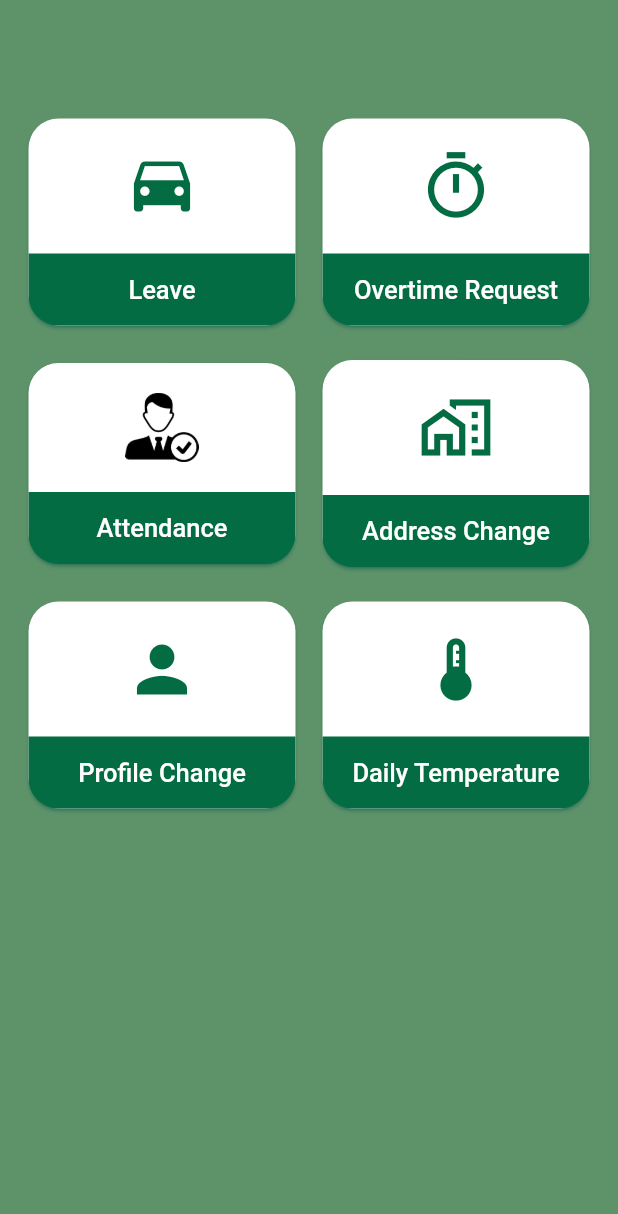
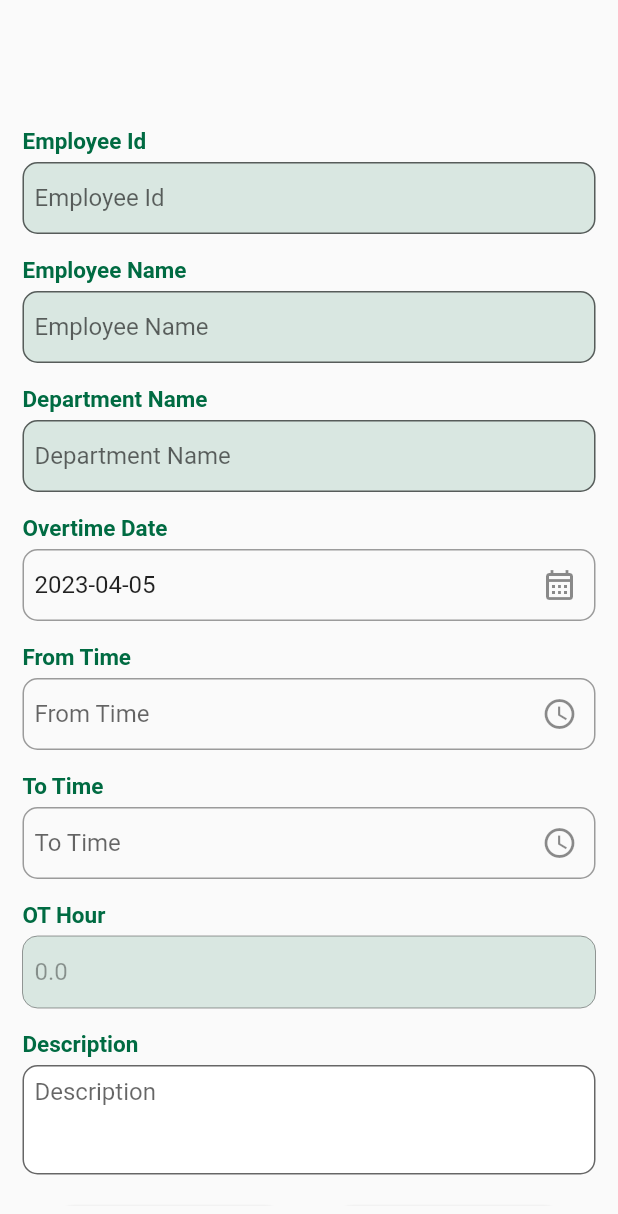
Before and after one commit to scm-sai-zaw-myint/EMS-Mobile, a Flutter app: the screen it shows after launch, after a tap on "Overtime Request", on a phone screen of 412 x 824 dp. Shown: the top 1214 px of the screen. Run offline on Flutter 3.47's test engine with Material 2 defaults, Android fonts, the phone set to English and light mode, and no system bars; our stand-ins replace flutter_secure_storage, get.

Commit message:
[KAAN] add overtime screen & model

```diff
--- /dev/null
+++ b/ems_mobile/lib/Models/Overtime/overtime_model.dart
@@ -0,0 +1,70 @@
+class Overtime {
+  int? id;
+  String employeeId;
+  String employeeName;
+  String departmentName;
+  String? fromDate;
+  String? toDate;
+  DateTime appliedDate;
+  String fromTime;
+  String toTime;
+  double otHour;
+  String description;
+  String? overTimeStatus;
+  String remark;
+  bool delFlag;
+
+  Overtime({
+    required this.employeeId,
+    required this.employeeName,
+    required this.departmentName,
+    required this.appliedDate,
+    required this.fromTime,
+    required this.toTime,
+    required this.otHour,
+    required this.description,
+    required this.remark,
+    required this.delFlag,
+  });
+
+  Overtime.empty()
+      : employeeId = "",
+        employeeName = "",
+        departmentName = "",
+        appliedDate = DateTime.now(),
+        fromTime = "",
+        toTime = "",
+        otHour = 0.0,
+        description = "",
+        remark = "",
+        delFlag = false;
+
+  factory Overtime.fromJson(Map<String, dynamic> json) {
+    return Overtime(
+      employeeId: json['employeeId'],
+      employeeName: json['employeeName'],
+      departmentName: json['departmentName'],
+      appliedDate: DateTime.parse(json['appliedDate']),
+      fromTime: json['fromTime'],
+      toTime: json['toTime'],
+      otHour: json['otHour'],
+      description: json['description'],
+      remark: json['remark'],
+      delFlag: json['delFlag'],
+    );
+  }
+  Map<String, dynamic> toJson() {
+    return {
+      "employeeId": employeeId,
+      "employeeName": employeeName,
+      "departmentName": departmentName,
+      "appliedDate": appliedDate,
+      "fromTime": fromTime,
+      "toTime": toTime,
+      "otHour": otHour,
+      "description": description,
+      "remark": remark,
+      "delFlag": delFlag
+    };
+  }
+}
--- a/ems_mobile/lib/Screens/Common/common_widget.dart
+++ b/ems_mobile/lib/Screens/Common/common_widget.dart
@@ -1,13 +1,21 @@
+import 'package:ems_mobile/Screens/Overtime/overtime_report.dart';
 import 'package:flutter/material.dart';
+import 'package:get/get.dart';
 
 typedef EyeCallback = Function();
+typedef OnDOBChange = Function(DateTime datetime);
+typedef OnTimeChange = Function(TimeOfDay time);
+typedef DashboardRoute = Function();
 
 class CommonWidget {
-  static InputDecoration loginInputDecoration(String name) => InputDecoration(
+  static InputDecoration inputDecoration(String name) => InputDecoration(
         hintText: name,
         labelText: name,
         contentPadding: const EdgeInsets.fromLTRB(20, 15, 20, 15),
-      border: OutlineInputBorder(borderRadius: BorderRadius.circular(20)));
+        border: OutlineInputBorder(
+          borderRadius: BorderRadius.circular(20),
+        ),
+      );
   static InputDecoration passwordInputDecoration(
           String name, Icon icon, EyeCallback callback) =>
       InputDecoration(
@@ -18,7 +26,10 @@ class CommonWidget {
           onPressed: callback,
         ),
         contentPadding: const EdgeInsets.fromLTRB(20, 15, 20, 15),
-          border: OutlineInputBorder(borderRadius: BorderRadius.circular(20)));
+        border: OutlineInputBorder(
+          borderRadius: BorderRadius.circular(20),
+        ),
+      );
   static ButtonStyle primaryButtonStyle() => ElevatedButton.styleFrom(
         shape: const RoundedRectangleBorder(
             borderRadius: BorderRadius.all(Radius.circular(20))),
@@ -31,7 +42,7 @@ class CommonWidget {
       backgroundColor: const Color.fromARGB(255, 224, 224, 224),
       foregroundColor: Colors.black);
 
-  static Card cardStyle(IconData? cardIcon, text, isImage, imageData) {
+  static Card cardStyle(IconData? cardIcon, text, DashboardRoute route) {
     return Card(
       shadowColor: Colors.teal,
       shape: RoundedRectangleBorder(
@@ -45,17 +56,9 @@ class CommonWidget {
         children: <Widget>[
           Container(
             padding: const EdgeInsets.symmetric(vertical: 20),
-            child: isImage
-                ? Tab(
-                    icon: Image.asset(
-                      '$imageData',
-                      height: 50,
-                      fit: BoxFit.cover,
-                    ),
-                  )
-                : Icon(
+            child: Icon(
               cardIcon,
-                    color: const Color.fromARGB(255, 4, 108, 66),
+              color: const Color(0xFF2b98f0),
               size: 50,
             ),
           ),
@@ -66,9 +69,9 @@ class CommonWidget {
           ),
           Container(
             width: double.infinity,
-            color: const Color.fromARGB(255, 4, 108, 66),
+            color: const Color(0xFF1f3053),
             child: TextButton(
-              onPressed: () => {},
+              onPressed: route,
               child: Text(
                 "$text",
                 style: const TextStyle(color: Colors.white, fontSize: 17),
@@ -79,4 +82,102 @@ class CommonWidget {
       ),
     );
   }
+
+  static Text commonText(text) {
+    return Text(
+      "$text",
+      style: const TextStyle(
+        fontSize: 15,
+        fontWeight: FontWeight.bold,
+        color: Color(0xFF006b42),
+      ),
+    );
   }
+
+  static InputDecoration commonInput(title, isDisabled) {
+    return InputDecoration(
+      filled: true,
+      fillColor: isDisabled ? const Color(0x22006b42) : Colors.white,
+      hintText: title,
+      contentPadding: const EdgeInsets.all(8),
+      border: const OutlineInputBorder(
+        borderRadius: BorderRadius.all(Radius.circular(10)),
+      ),
+    );
+  }
+
+  static Column commonInputwithTitle(title, initValue) {
+    return Column(
+      crossAxisAlignment: CrossAxisAlignment.start,
+      children: [
+        Text("$title"),
+        SizedBox(height: 10),
+        TextFormField(
+          initialValue: "$initValue",
+          decoration: commonInput("$title", false),
+          validator: (value) => isEmpty(value, title),
+          onChanged: (value) => initValue = value,
+        )
+      ],
+    );
+  }
+
+  static String? isEmpty(value, title) {
+    if (value == null || value.isEmpty) {
+      return "Please enter $title!";
+    }
+    return null;
+  }
+
+  static InputDecoration dobDecoration(
+      context, title, initialDate, OnDOBChange onDOBChange) {
+    return InputDecoration(
+      hintText: "$title",
+      contentPadding: const EdgeInsets.all(8),
+      border: const OutlineInputBorder(
+          borderRadius: BorderRadius.all(Radius.circular(10))),
+      suffixIcon: IconButton(
+          onPressed: () async {
+            DateTime? date =
+                await _selectDate(context, DateTime.parse(initialDate));
+            if (date != null) {
+              onDOBChange(date);
+            }
+          },
+          icon: const Icon(Icons.calendar_month_outlined)),
+    );
+  }
+
+  static Future<DateTime?> _selectDate(context, DateTime? initialDate) async {
+    final DateTime? date = await showDatePicker(
+      context: context,
+      initialDate: initialDate ?? DateTime.now(),
+      firstDate: DateTime(1900),
+      lastDate: DateTime.now(),
+    );
+    return date;
+  }
+
+  static InputDecoration timeInput(context, text, OnTimeChange onTimeChange) {
+    return InputDecoration(
+      hintText: "$text",
+      contentPadding: const EdgeInsets.all(8),
+      border: const OutlineInputBorder(
+          borderRadius: BorderRadius.all(Radius.circular(10))),
+      suffixIcon: IconButton(
+          onPressed: () async {
+            displayTimePicker(context, onTimeChange);
+          },
+          icon: const Icon(Icons.access_time_sharp)),
+    );
+  }
+
+  static Future displayTimePicker(
+      BuildContext context, OnTimeChange onTimeChange) async {
+    var time =
+        await showTimePicker(context: context, initialTime: TimeOfDay.now());
+    if (time != null) {
+      onTimeChange(time);
+    }
+  }
+}
--- a/ems_mobile/lib/Screens/Dashboard.dart/dashboard.dart
+++ b/ems_mobile/lib/Screens/Dashboard.dart/dashboard.dart
@@ -1,13 +1,31 @@
 import 'package:ems_mobile/Screens/Common/common_widget.dart';
+import 'package:ems_mobile/Screens/Common/dashboard_card.dart';
+import 'package:ems_mobile/Screens/Overtime/overtime_report.dart';
+import 'package:flutter_staggered_grid_view/flutter_staggered_grid_view.dart';
 import 'package:flutter/material.dart';
+import 'package:get/get.dart';
 
-class Dashboard extends StatelessWidget {
+class Dashboard extends StatefulWidget {
   const Dashboard({super.key});
+
+  @override
+  State<Dashboard> createState() => _DashboardState();
+}
+
+class _DashboardState extends State<Dashboard> {
+  @override
+  void initState() {}
+
+  @override
+  void dispose() {
+    super.dispose();
+  }
+
   @override
   Widget build(BuildContext context) {
     return Scaffold(
       //appBar: ,
-      backgroundColor: const Color.fromARGB(255, 94, 147, 105),
+      backgroundColor: const Color.fromARGB(255, 192, 235, 255),
       body: SingleChildScrollView(
         child: Container(
           padding: const EdgeInsets.all(15),
@@ -22,14 +40,21 @@ class Dashboard extends StatelessWidget {
                     fit: FlexFit.loose,
                     flex: 1,
                     child: CommonWidget.cardStyle(
-                        Icons.time_to_leave, "Leave", false, ""),
+                        Icons.time_to_leave, "Leave", () => {}),
                   ),
                   Container(width: 10),
                   Flexible(
                     fit: FlexFit.loose,
                     flex: 1,
                     child: CommonWidget.cardStyle(
-                        Icons.timer_sharp, "Overtime Request", false, ""),
+                      Icons.timer_sharp,
+                      "Overtime Request",
+                      () => {
+                        Get.to(
+                          const OvertimeReport(),
+                        ),
+                      },
+                    ),
                   ),
                 ],
               ),
@@ -39,14 +64,14 @@ class Dashboard extends StatelessWidget {
                   Flexible(
                       fit: FlexFit.loose,
                       flex: 1,
-                      child: CommonWidget.cardStyle(null, "Attendance", true,
-                          'assets/images/attendance.png')),
+                      child: CommonWidget.cardStyle(
+                          Icons.checklist_rounded, "Attendance", () => {})),
                   Container(width: 10),
                   Flexible(
                     fit: FlexFit.loose,
                     flex: 1,
                     child: CommonWidget.cardStyle(Icons.maps_home_work_outlined,
-                        "Address Change", false, ""),
+                        "Address Change", () => {}),
                   ),
                 ],
               ),
@@ -57,14 +82,14 @@ class Dashboard extends StatelessWidget {
                     fit: FlexFit.loose,
                     flex: 1,
                     child: CommonWidget.cardStyle(
-                        Icons.person_sharp, "Profile Change", false, ""),
+                        Icons.person_sharp, "Profile Change", () => {}),
                   ),
                   Container(width: 10),
                   Flexible(
                     fit: FlexFit.loose,
                     flex: 1,
                     child: CommonWidget.cardStyle(
-                        Icons.thermostat, "Daily Temperature", false, ""),
+                        Icons.thermostat, "Daily Temperature", () => {}),
                   ),
                 ],
               ),
--- /dev/null
+++ b/ems_mobile/lib/Screens/Overtime/overtime_report.dart
@@ -0,0 +1,207 @@
+import 'package:ems_mobile/Models/Overtime/overtime_model.dart';
+import 'package:ems_mobile/Screens/Common/common_widget.dart';
+import 'package:flutter/material.dart';
+import 'package:get/get.dart';
+
+class OvertimeReport extends StatefulWidget {
+  const OvertimeReport({super.key});
+
+  @override
+  State<OvertimeReport> createState() => _OvertimeReportState();
+}
+
+class _OvertimeReportState extends State<OvertimeReport> {
+  final _formKey = GlobalKey<FormState>();
+  final Overtime _form = Overtime.empty();
+  final _dateController = TextEditingController();
+  final _fromTimeController = TextEditingController();
+  final _toTimeController = TextEditingController();
+
+  @override
+  void initState() {
+    _dateController.text = DateTime.now().toString().split(" ")[0];
+  }
+
+  @override
+  void dispose() {
+    super.dispose();
+  }
+
+  @override
+  Widget build(BuildContext context) {
+    return Scaffold(
+      body: Container(
+        padding: const EdgeInsets.symmetric(vertical: 20),
+        child: Form(
+          key: _formKey,
+          child: SingleChildScrollView(
+            child: Column(
+              mainAxisAlignment: MainAxisAlignment.start,
+              children: [
+                Container(height: 30),
+                Padding(
+                  padding:
+                      const EdgeInsets.symmetric(vertical: 20, horizontal: 15),
+                  child: Column(
+                    crossAxisAlignment: CrossAxisAlignment.start,
+                    children: [
+                      const SizedBox(height: 15),
+                      CommonWidget.commonText("Employee Id"),
+                      const SizedBox(height: 5),
+                      TextFormField(
+                        readOnly: true,
+                        initialValue: _form.employeeName,
+                        decoration:
+                            CommonWidget.commonInput("Employee Id", true),
+                        //validator: (value) => CommonWidget.isEmpty(value),
+                        onChanged: (value) => _form.employeeName = value,
+                      ),
+                      const SizedBox(height: 15),
+                      CommonWidget.commonText("Employee Name"),
+                      const SizedBox(height: 5),
+                      TextFormField(
+                        readOnly: true,
+                        initialValue: _form.employeeName,
+                        decoration:
+                            CommonWidget.commonInput("Employee Name", true),
+                        //validator: (value) => CommonWidget.isEmpty(value),
+                        onChanged: (value) => _form.employeeName = value,
+                      ),
+                      const SizedBox(height: 15),
+                      CommonWidget.commonText("Department Name"),
+                      const SizedBox(height: 5),
+                      TextFormField(
+                        readOnly: true,
+                        initialValue: _form.employeeName,
+                        decoration:
+                            CommonWidget.commonInput("Department Name", true),
+                        //validator: (value) => CommonWidget.isEmpty(value),
+                        onChanged: (value) => _form.employeeName = value,
+                      ),
+                      const SizedBox(height: 15),
+                      CommonWidget.commonText("Overtime Date"),
+                      const SizedBox(height: 5),
+                      TextFormField(
+                        controller: _dateController,
+                        decoration: CommonWidget.dobDecoration(
+                            context,
+                            "Overtime Date",
+                            _dateController.text,
+                            (datetime) => {
+                                  setState(() {
+                                    _dateController.text =
+                                        datetime.toString().split(" ")[0];
+                                    _form.appliedDate =
+                                        DateTime.parse(_dateController.text);
+                                  })
+                                }),
+                        validator: (value) =>
+                            CommonWidget.isEmpty(value, "Overtime Date"),
+                        onChanged: (v) {
+                          _form.appliedDate =
+                              DateTime.parse(_dateController.text);
+                        },
+                      ),
+                      const SizedBox(height: 15),
+                      CommonWidget.commonText("From Time"),
+                      const SizedBox(height: 5),
+                      TextFormField(
+                        controller: _fromTimeController,
+                        readOnly: true,
+                        decoration: CommonWidget.timeInput(
+                            context,
+                            "From Time",
+                            (time) => {
+                                  setState(() {
+                                    _fromTimeController.text =
+                                        "${time.hour}:${time.minute}";
+                                  }),
+                                }),
+                        validator: (value) =>
+                            CommonWidget.isEmpty(value, "From Time"),
+                        onChanged: (v) {
+                          _form.fromTime = _fromTimeController.text;
+                        },
+                      ),
+                      const SizedBox(height: 15),
+                      CommonWidget.commonText("To Time"),
+                      const SizedBox(height: 5),
+                      TextFormField(
+                        controller: _toTimeController,
+                        readOnly: true,
+                        decoration: CommonWidget.timeInput(
+                            context,
+                            "To Time",
+                            (time) => {
+                                  setState(() {
+                                    _toTimeController.text =
+                                        "${time.hour}:${time.minute}";
+                                  }),
+                                }),
+                        validator: (value) =>
+                            CommonWidget.isEmpty(value, "To Time"),
+                        onChanged: (v) {
+                          _form.toTime = _toTimeController.text;
+                        },
+                      ),
+                      const SizedBox(height: 15),
+                      CommonWidget.commonText("OT Hour"),
+                      const SizedBox(height: 5),
+                      TextFormField(
+                        readOnly: true,
+                        enabled: false,
+                        initialValue: _form.otHour.toString(),
+                        decoration: CommonWidget.commonInput("OT Hour", true),
+                        //validator: (value) => CommonWidget.isEmpty(value, ""),
+                        onChanged: (value) => _form.employeeName = value,
+                      ),
+                      const SizedBox(height: 15),
+                      CommonWidget.commonText("Description"),
+                      const SizedBox(height: 5),
+                      TextFormField(
+                        initialValue: _form.description,
+                        maxLines: 3,
+                        decoration:
+                            CommonWidget.commonInput("Description", false),
+                        validator: (value) =>
+                            CommonWidget.isEmpty(value, "Description"),
+                        onChanged: (value) => _form.description = value,
+                      ),
+                    ],
+                  ),
+                  // CommonWidget.commonInputwithTitle(
+                  //     "Employee Name", _form.employeeName),
+                ),
+                Padding(
+                  padding: const EdgeInsets.symmetric(horizontal: 30),
+                  child: Row(
+                    mainAxisAlignment: MainAxisAlignment.center,
+                    children: [
+                      Expanded(
+                        flex: 1,
+                        child: ElevatedButton(
+                          onPressed: () => {},
+                          child: Text("Save"),
+                          style: CommonWidget.secondaryButtonStyle(),
+                        ),
+                      ),
+                      const SizedBox(width: 20),
+                      Expanded(
+                        flex: 1,
+                        child: ElevatedButton(
+                          onPressed: () => {},
+                          child: Text("Request"),
+                          style: CommonWidget.primaryButtonStyle(),
+                        ),
+                      )
+                    ],
+                  ),
+                )
+              ],
+            ),
+          ),
+        ),
+      ),
+    );
+  }
+}
--- a/ems_mobile/pubspec.yaml
+++ b/ems_mobile/pubspec.yaml
@@ -19,6 +19,7 @@ dependencies:
   animated_splash_screen: ^1.3.0
   flutter_secure_storage: ^8.0.0
   http: ^0.13.5
+  flutter_staggered_grid_view: ^0.6.2
 
 dev_dependencies:
   flutter_test:
```
Also changed, not shown: ems_mobile/lib/Screens/Common/dashboard_card.dart (added, +52 -0 lines), ems_mobile/lib/Screens/Login/login_page.dart (+14 -16 lines), 1 other file. Lines whose indentation alone changed are shown as unchanged.
